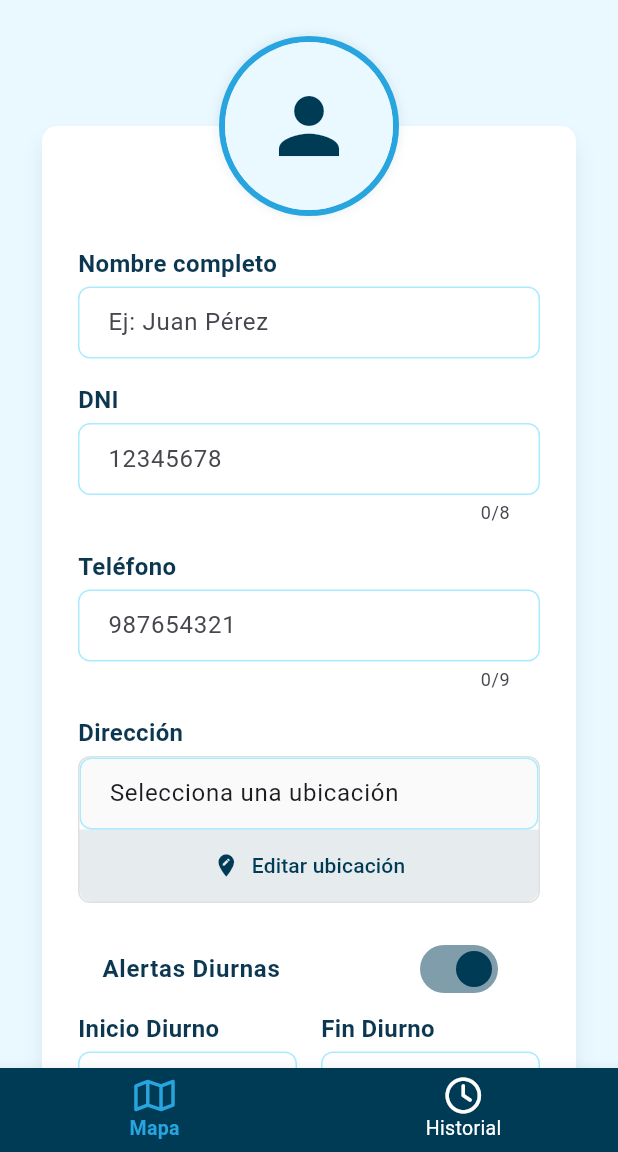
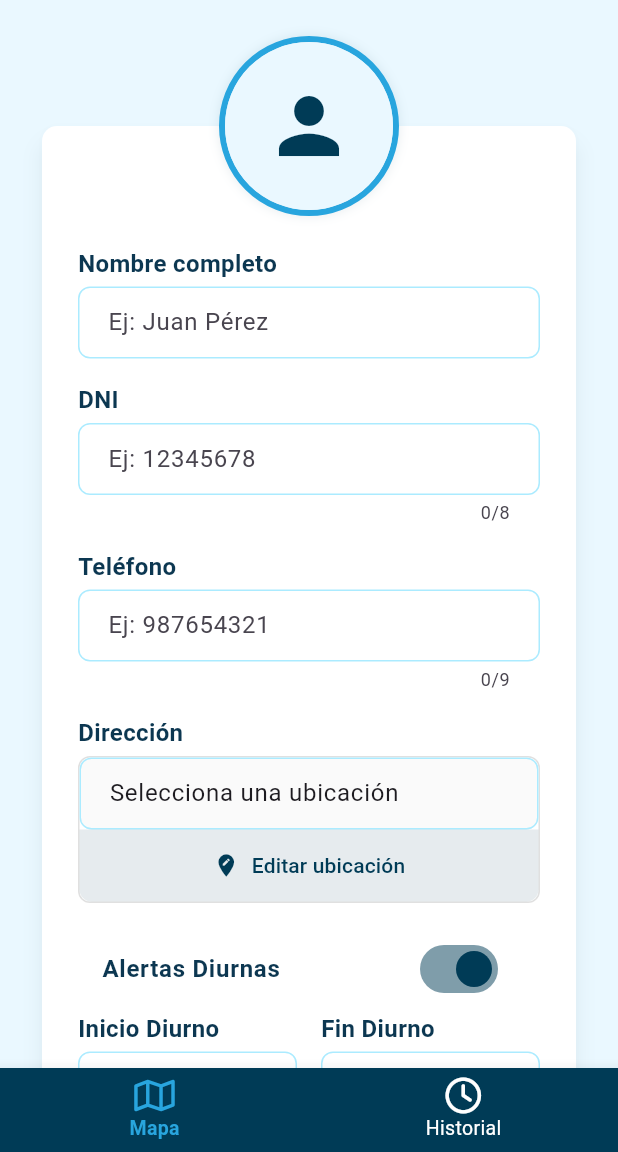
Before and after one commit to Salchichon057/app_clean_truck, a Flutter app: the EditProfileScreen screen opened by its route, on a phone screen of 412 x 824 dp, the part 84-1236 px from its top. Run offline on Flutter 3.47's test engine with Material 3 defaults, Android fonts, the phone set to English and light mode, and no system bars; our stand-ins replace cloud_firestore, firebase_auth, firebase_core, flutter_dotenv, flutter_map, flutter_riverpod and 6 more; accounts and stored records are empty.

Commit message:
feat: Update input hint text for DNI and phone fields in EditProfileScreen

```diff
--- a/lib/core/presentation/views/edit_profile_screen.dart
+++ b/lib/core/presentation/views/edit_profile_screen.dart
@@ -133,7 +133,7 @@ class _EditProfileScreenState extends ConsumerState<EditProfileScreen> {
                             keyboardType: TextInputType.number,
                             maxLength: 8,
                             onChanged: notifier.updateDni,
-                            decoration: _inputDecoration(hint: '12345678'),
+                            decoration: _inputDecoration(hint: 'Ej: 12345678'),
                           ),
                           if (formState.dni.errorMessage != null)
                             _ErrorText(formState.dni.errorMessage!),
@@ -146,7 +146,7 @@ class _EditProfileScreenState extends ConsumerState<EditProfileScreen> {
                             keyboardType: TextInputType.phone,
                             maxLength: 9,
                             onChanged: notifier.updatePhone,
-                            decoration: _inputDecoration(hint: '987654321'),
+                            decoration: _inputDecoration(hint: 'Ej: 987654321'),
                           ),
                           const SizedBox(height: 16),
 
@@ -234,7 +234,6 @@ class _EditProfileScreenState extends ConsumerState<EditProfileScreen> {
                           SizedBox(
                             width: double.infinity,
                             child: ElevatedButton.icon(
-                              icon: const Icon(Icons.save),
                               label: submitState.isLoading
                                   ? const SizedBox(
                                       width: 18,
```
